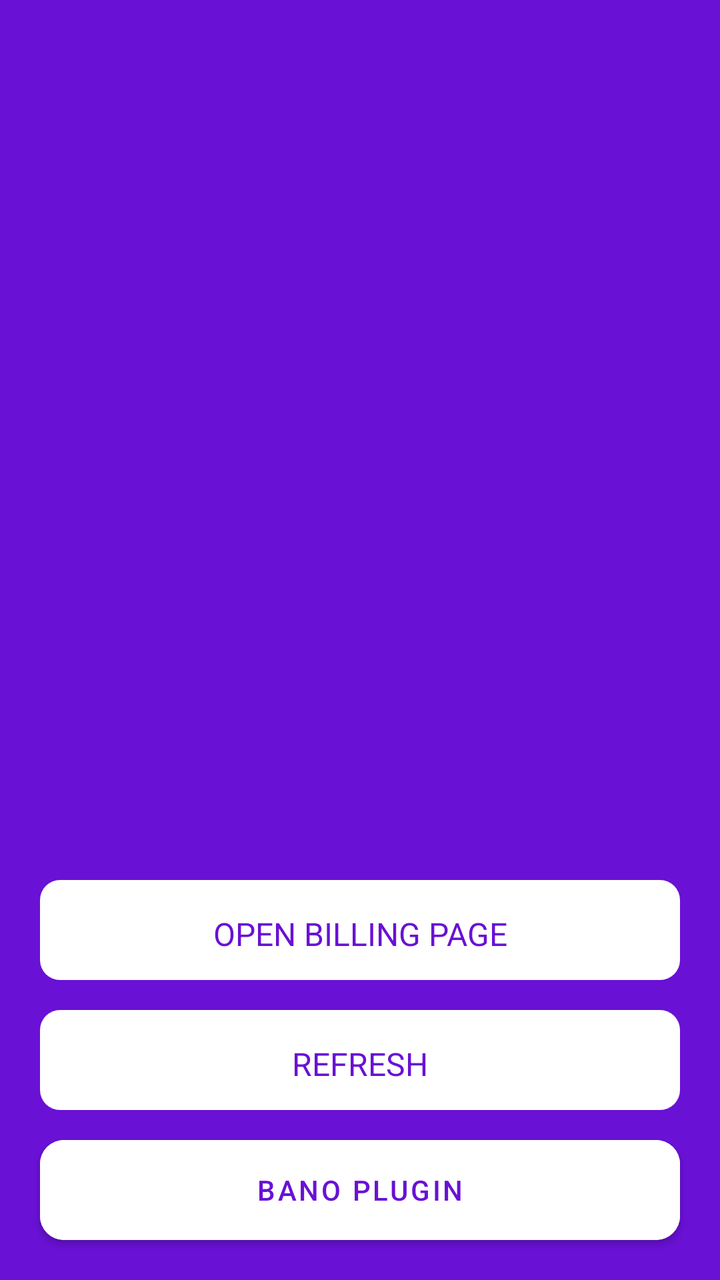
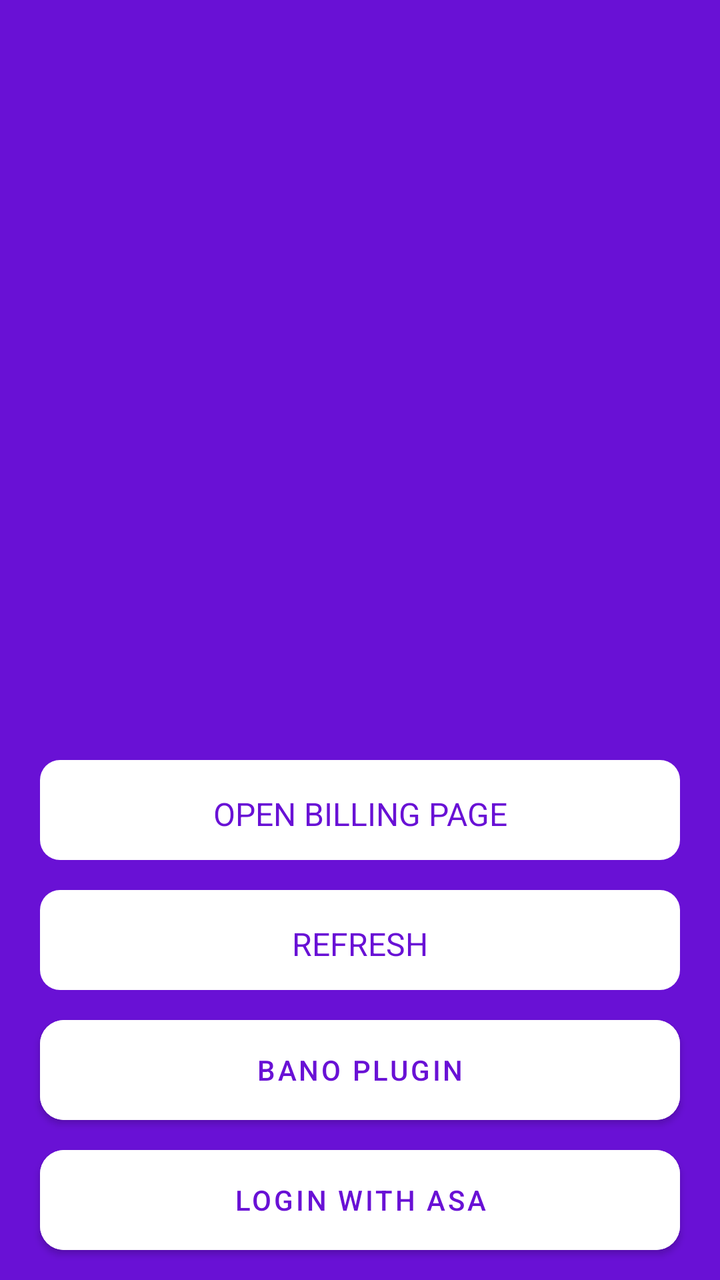

An Android layout rendered at two revisions. The XML below is the earlier revision; the diff shows what the commit changed to produce the second picture.
<!-- AndroidManifest.xml: application theme Theme.ASA -->
<!-- res/layout/main_activity.xml -->
<?xml version="1.0" encoding="utf-8"?>
<androidx.constraintlayout.widget.ConstraintLayout xmlns:android="http://schemas.android.com/apk/res/android"
    xmlns:app="http://schemas.android.com/apk/res-auto"
    android:id="@+id/container"
    android:background="@color/purple_200"
    android:layout_width="match_parent"
    android:layout_height="match_parent"
    >


    <androidx.viewpager.widget.ViewPager
        android:id="@+id/dataViewager"
        android:layout_width="match_parent"
        android:background="@color/purple_200"
        app:layout_constraintTop_toTopOf="parent"
        app:layout_constraintStart_toStartOf="parent"
        app:layout_constraintEnd_toEndOf="parent"
        android:layout_marginBottom="10dp"
        app:layout_constraintBottom_toTopOf="@+id/tab_layout"
        android:layout_height="0dp" />

    <com.google.android.material.tabs.TabLayout
        android:id="@+id/tab_layout"
        android:layout_width="40dp"
        app:layout_constraintStart_toStartOf="parent"
        app:layout_constraintEnd_toEndOf="parent"
        android:layout_height="wrap_content"
        android:layout_alignParentBottom="true"
        android:layout_gravity="bottom|center"
        app:tabBackground="@drawable/tab_selector"
        app:tabGravity="center"
        android:background="@android:color/transparent"
        app:tabIndicatorHeight="0dp"
        android:layout_marginBottom="10sp"
        app:layout_constraintBottom_toTopOf="@+id/refreshBtn"
        app:tabSelectedTextColor="@android:color/transparent"
        app:tabTextColor="@android:color/transparent" />

    <androidx.appcompat.widget.AppCompatTextView
        android:layout_width="0dp"
        android:layout_marginLeft="20dp"
        android:id="@+id/billingBtn"
        android:layout_marginRight="20dp"
        android:layout_marginBottom="15dp"
        android:text="@string/open_billing_page"
        android:textColor="@color/purple_200"
        android:textSize="16sp"
        android:gravity="center"
        android:paddingTop="4dp"
        android:textAllCaps="true"
        fontPath="fonts/Poppins-Bold.otf"
        app:layout_constraintBottom_toTopOf="@id/refreshBtn"
        app:layout_constraintEnd_toEndOf="parent"
        app:layout_constraintStart_toStartOf="parent"
        android:background="@drawable/continuebg"
        android:layout_height="50dp"/>

    <androidx.appcompat.widget.AppCompatTextView
        android:layout_width="0dp"
        android:layout_marginLeft="20dp"
        android:id="@+id/refreshBtn"
        android:layout_marginRight="20dp"
        android:layout_marginBottom="15dp"
        android:text="@string/refresh"
        android:textColor="@color/purple_200"
        android:textSize="16sp"
        android:gravity="center"
        android:paddingTop="4dp"
        android:textAllCaps="true"
        fontPath="fonts/Poppins-Bold.otf"
        app:layout_constraintBottom_toTopOf="@id/bano_btn"
        app:layout_constraintEnd_toEndOf="parent"
        app:layout_constraintStart_toStartOf="parent"
        android:background="@drawable/continuebg"
        android:layout_height="50dp"/>

    <com.google.android.material.button.MaterialButton
        android:id="@+id/bano_btn"
        android:backgroundTint="@color/white"
        app:cornerRadius="12dp"
        android:layout_marginStart="20dp"
        android:layout_marginEnd="20dp"
        android:layout_marginBottom="20dp"
        android:text="@string/bano_plugin"
        android:textColor="@color/purple_500"
        app:layout_constraintStart_toStartOf="parent"
        app:layout_constraintEnd_toEndOf="parent"
        app:layout_constraintBottom_toBottomOf="parent"
        android:layout_width="0dp"
        android:insetTop="0dp"
        android:insetBottom="0dp"
        android:layout_height="50dp"/>

</androidx.constraintlayout.widget.ConstraintLayout>
<!-- resources referenced by this layout -->
<resources>
  <color name="purple_200">#6911D5</color>
  <color name="purple_500">#6911D5</color>
  <color name="white">#FFFFFFFF</color>
  <!-- drawable continuebg (drawable) -->
  <?xml version="1.0" encoding="UTF-8"?>
  <shape xmlns:android="http://schemas.android.com/apk/res/android">
      <solid android:color="@color/white"/>
  
  
  
      <corners android:bottomRightRadius="10dp" android:bottomLeftRadius="10dp"
          android:topLeftRadius="10dp" android:topRightRadius="10dp"/>
  </shape>
  <!-- drawable tab_selector (drawable) -->
  <selector xmlns:android="http://schemas.android.com/apk/res/android">
      <item android:drawable="@drawable/dot_selected" android:state_selected="true" />
      <item android:drawable="@drawable/dot_default" />
  </selector>
  <string name="bano_plugin">Bano Plugin</string>
  <string name="open_billing_page">Open billing page</string>
  <string name="refresh">Refresh</string>
  <style name="Theme.ASA" parent="Theme.MaterialComponents.DayNight.DarkActionBar">
          
          <item name="colorPrimary">@color/purple_500</item>
          <item name="colorPrimaryVariant">@color/purple_700</item>
          <item name="colorOnPrimary">@color/white</item>
          
          <item name="colorSecondary">@color/teal_200</item>
          <item name="colorSecondaryVariant">@color/teal_700</item>
          <item name="colorOnSecondary">@color/black</item>
          <item name="windowActionBar">false</item>
          <item name="windowNoTitle">true</item>
          <item name="android:windowFullscreen">true</item>
          
          <item name="android:statusBarColor" tools:targetApi="l">?attr/colorPrimaryVariant</item>
      </style>
  <!-- drawable dot_selected (drawable) -->
  <shape xmlns:android="http://schemas.android.com/apk/res/android"
      android:innerRadius="0dp"
      android:shape="ring"
      android:thickness="6dp"
      android:useLevel="false">
  
      <solid android:color="@color/white" />
  
      <stroke
          android:width="1dp"
          android:color="@color/white" />
  </shape>
  <!-- drawable dot_default (drawable) -->
  <shape xmlns:android="http://schemas.android.com/apk/res/android"
      android:innerRadius="0dp"
      android:shape="ring"
      android:thickness="5dp"
      android:useLevel="false">
  
      <solid android:color="@color/grey" />
  
      <stroke
          android:width="1dp"
          android:color="@color/grey" />
  </shape>
  <color name="purple_700">#6911D5</color>
  <color name="teal_200">#6911D5</color>
  <color name="teal_700">#6911D5</color>
  <color name="black">#000000</color>
  <color name="grey">#80000000</color>
</resources>

<!-- the commit's change to res/layout/main_activity.xml (unified diff, before → after) -->
@@ -80,9 +80,28 @@
         app:cornerRadius="12dp"
         android:layout_marginStart="20dp"
         android:layout_marginEnd="20dp"
-        android:layout_marginBottom="20dp"
+        android:layout_marginTop="15dp"
         android:text="@string/bano_plugin"
         android:textColor="@color/purple_500"
+        app:layout_constraintTop_toBottomOf="@id/refreshBtn"
+        app:layout_constraintStart_toStartOf="parent"
+        app:layout_constraintEnd_toEndOf="parent"
+        android:layout_width="0dp"
+        android:insetTop="0dp"
+        android:insetBottom="0dp"
+        android:layout_height="50dp"/>
+
+    <com.google.android.material.button.MaterialButton
+        android:id="@+id/login_with_asa_btn"
+        android:backgroundTint="@color/white"
+        app:cornerRadius="12dp"
+        android:layout_marginStart="20dp"
+        android:layout_marginEnd="20dp"
+        android:layout_marginTop="15dp"
+        android:layout_marginBottom="15dp"
+        android:text="@string/login_with_asa"
+        android:textColor="@color/purple_500"
+        app:layout_constraintTop_toBottomOf="@id/bano_btn"
         app:layout_constraintStart_toStartOf="parent"
         app:layout_constraintEnd_toEndOf="parent"
         app:layout_constraintBottom_toBottomOf="parent"
<!-- resource entries referenced after the edit -->
@@ -19,6 +19,7 @@
       <item android:drawable="@drawable/dot_default" />
   </selector>
   <string name="bano_plugin">Bano Plugin</string>
+  <string name="login_with_asa">Login with Asa</string>
   <string name="open_billing_page">Open billing page</string>
   <string name="refresh">Refresh</string>
   <style name="Theme.ASA" parent="Theme.MaterialComponents.DayNight.DarkActionBar">
